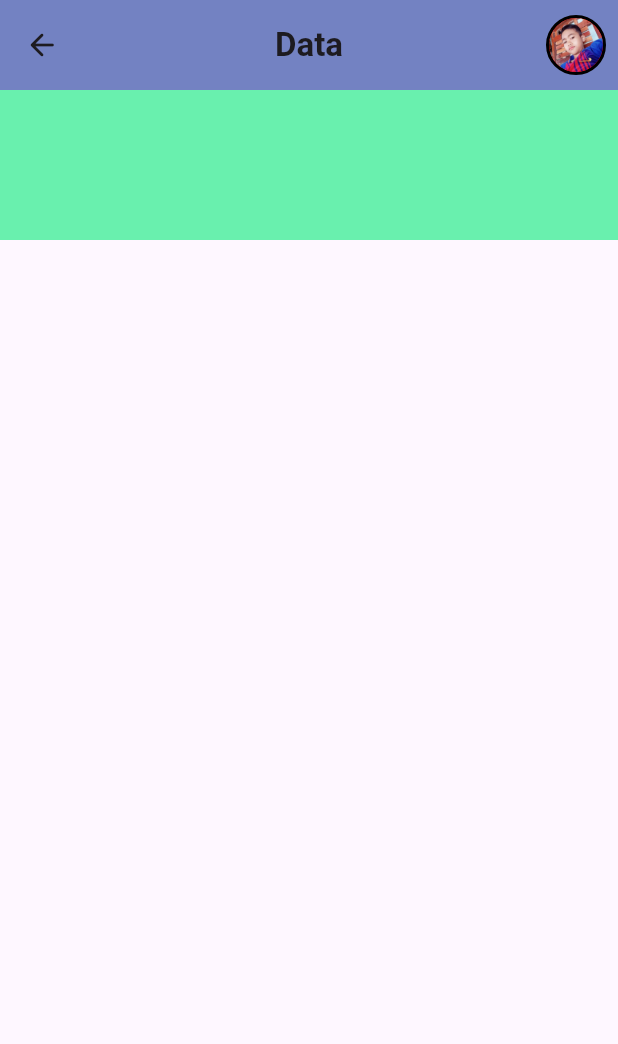
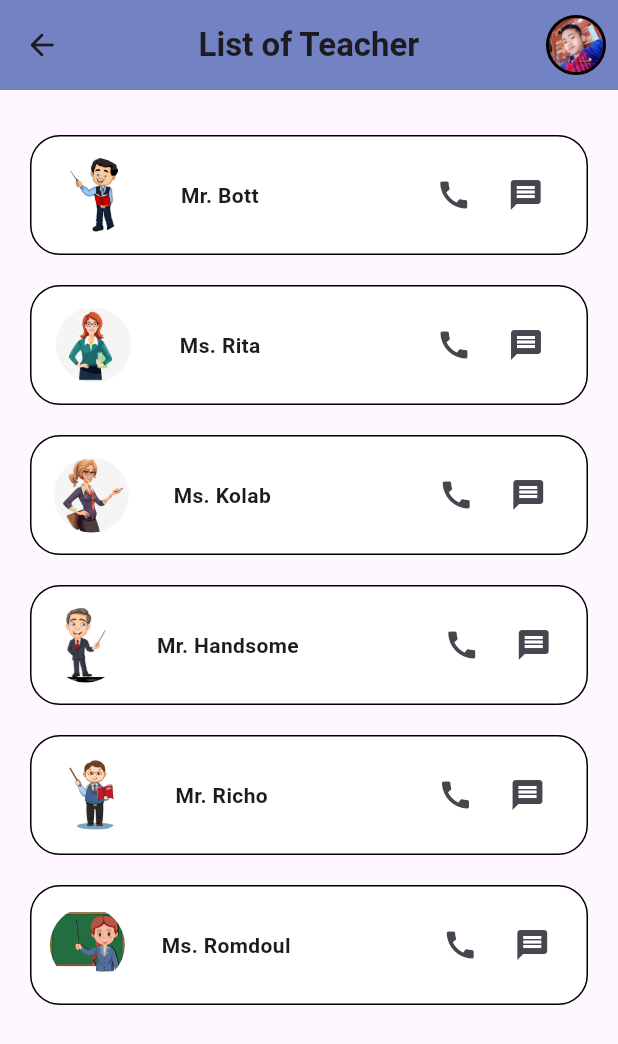
Before and after one commit to iamasimpleperson/Second_Template, a Flutter app: the TeacherPages screen opened directly, on a phone screen of 412 x 824 dp. Shown: the top 1044 px of the screen. Run offline on Flutter 3.47's test engine with Material 3 defaults, Android fonts, the light colour scheme and no system bars.

Commit message:
Update Teacher

```diff
--- a/second_template/lib/exams.dart
+++ b/second_template/lib/exams.dart
@@ -56,7 +56,7 @@ class DetailPage extends StatelessWidget {
               Padding(
                 padding: const EdgeInsets.all(20.0),
                 child: Container(
-                  height: 230, // Adjusted height for better button layout
+                  height: 230,
                   decoration: BoxDecoration(
                     color: const Color(0xff7382c2),
                     borderRadius: BorderRadius.circular(30),
--- a/second_template/lib/teacher.dart
+++ b/second_template/lib/teacher.dart
@@ -10,7 +10,7 @@ class TeacherPages extends StatelessWidget {
         backgroundColor: const Color(0xff7382c2),
         title: const Center(
           child: Text(
-            "Data",
+            "List of Teacher",
             style: TextStyle(fontWeight: FontWeight.bold),
           ),
         ),
@@ -29,11 +29,9 @@ class TeacherPages extends StatelessWidget {
               decoration: BoxDecoration(
                 borderRadius: BorderRadius.circular(20),
                 color: const Color.fromARGB(255, 251, 0, 0),
-                border: const Border(
-                  left: BorderSide(width: 2),
-                  top: BorderSide(width: 2),
-                  right: BorderSide(width: 2),
-                  bottom: BorderSide(width: 2),
+                border: Border.all(
+                  color: Colors.black,
+                  width: 2.0,
                 ),
               ),
               child: ClipRRect(
@@ -49,21 +47,70 @@ class TeacherPages extends StatelessWidget {
         toolbarHeight: 60.0,
       ),
       body: SingleChildScrollView(
-        child: Container(
-          child: Column(
+        child: Column(
+          crossAxisAlignment: CrossAxisAlignment.center,
+          children: [
+            const SizedBox(height: 30),
+            buildTeacherCard('assets/Bott.jpg', 'Mr. Bott'),
+            buildTeacherCard('assets/Say.png', 'Ms. Rita'),
+            buildTeacherCard('assets/Rita.png', 'Ms. Kolab'),
+            buildTeacherCard('assets/sathya.jpg', 'Mr. Handsome'),
+            buildTeacherCard('assets/nith.png', 'Mr. Richo'),
+            buildTeacherCard('assets/R.jpg', 'Ms. Romdoul'),
+          ],
+        ),
+      ),
+    );
+  }
+
+
+  Widget buildTeacherCard(String imagePath, String teacherName) {
+    return Padding(
+      padding: const EdgeInsets.only(left: 20, right: 20, bottom: 20),
+      child: Container(
+        height: 80,
+        decoration: BoxDecoration(
+          border: Border.all(
+            color: const Color.fromARGB(255, 0, 0, 0),
+            width: 1.0,
+          ),
+          color: const Color.fromARGB(255, 255, 255, 255),
+          borderRadius: BorderRadius.circular(20.0),
+        ),
+        child: Center(
+          child: Row(
+            mainAxisAlignment: MainAxisAlignment.spaceAround,
             children: [
-              Container(
-                height: 100,
-                decoration: BoxDecoration(
-                  color: Colors.greenAccent
-
+              ClipRRect(
+                borderRadius: BorderRadius.circular(40.0), // Rounded corners
+                child: Image.asset(
+                  imagePath,
+                  width: 50,
+                  height: 50,
+                  fit: BoxFit.contain,
                 ),
+              ),
+              Text(
+                teacherName,
+                style: const TextStyle(fontWeight: FontWeight.bold),
+              ),
+              const SizedBox(width: 40),
+              Row(
+                children: [
+                  IconButton(
+                    icon: const Icon(Icons.call),
+                    onPressed: () {},
+                  ),
+                  IconButton(
+                    icon: const Icon(Icons.message),
+                    onPressed: () {},
+                  ),
+                ],
               )
             ],
           ),
         ),
       ),
-
     );
   }
 }
```
Also changed, not shown: second_template/pubspec.yaml (+7 -0 lines), second_template/assets/Bott.jpg (added), second_template/assets/R (1).jpg (added), second_template/assets/R.jpg (added), second_template/assets/Rita.png (added), second_template/assets/Say.png (added), second_template/assets/nith.png (added), second_template/assets/sathya.jpg (added).
